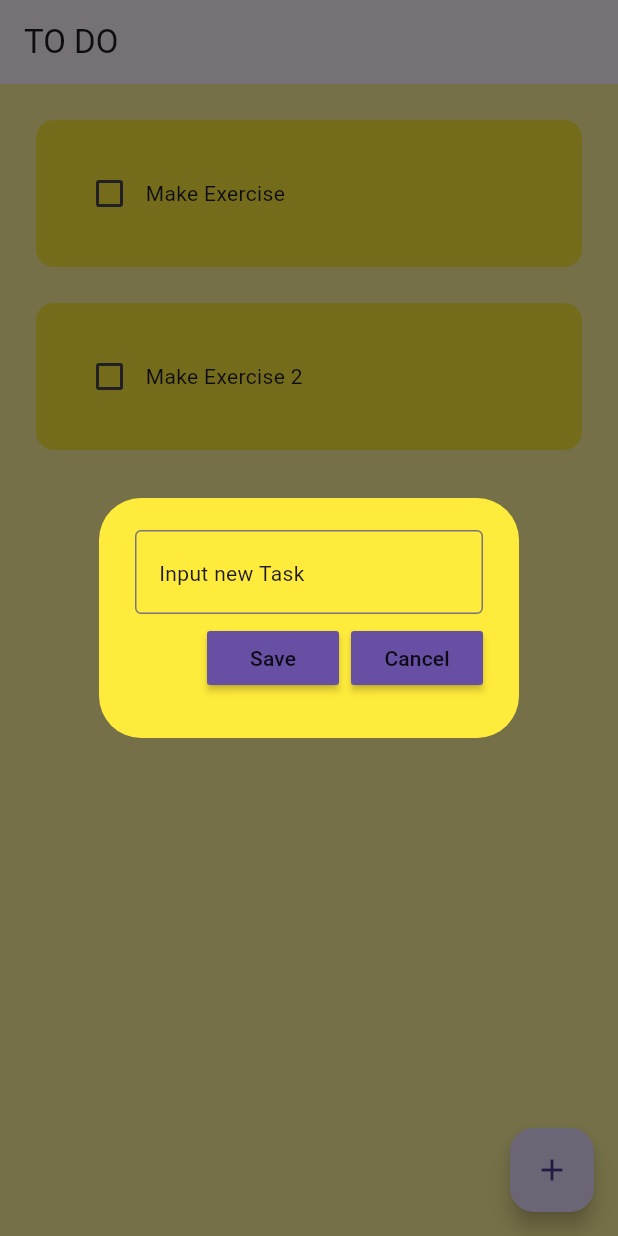
After one commit to Arufiand/emboh-ki-opo-cok-cok, a Flutter app: the screen it shows after launch, after a tap on the "add" icon, on a phone screen of 412 x 824 dp. The commit adds this screen. Run offline on Flutter 3.47's test engine with Material 3 defaults, Android fonts, the phone set to English and light mode, and no system bars.

Commit message:
feat(todoapps): adding new task OK

```diff
--- a/lib/todo_apps/home_page.dart
+++ b/lib/todo_apps/home_page.dart
@@ -1,4 +1,5 @@
 import 'package:flutter/material.dart';
+import 'package:mitch_koko_learning/todo_apps/utils/dialog_box.dart';
 import 'package:mitch_koko_learning/todo_apps/utils/todo_list.dart';
 
 class HomePage extends StatefulWidget {
@@ -14,17 +15,44 @@ class _HomePageState extends State<HomePage> {
     ["Make Exercise 2", false],
   ];
 
+  final _textController = TextEditingController();
+
   void checkBoxChanged(bool? value, int index) {
     setState(() {
       _toDoList[index][1] = !_toDoList[index][1];
     });
   }
 
+  void saveNewTask() {
+    setState(() {
+      _toDoList.add([_textController.text, false]);
+      _textController.clear();
+    });
+    Navigator.of(context).pop();
+  }
+
+  void createNewTask() {
+    showDialog(
+      context: context,
+      builder: (context) {
+        return DialogBox(
+          controller: _textController,
+          onSaved: saveNewTask,
+          onCancel: () => Navigator.of(context).pop(),
+        );
+      },
+    );
+  }
+
   @override
   Widget build(BuildContext context) {
     return Scaffold(
+      backgroundColor: Colors.yellow[200],
       appBar: AppBar(title: Text("TO DO"), elevation: 0),
-      backgroundColor: Colors.yellow[200],
+      floatingActionButton: FloatingActionButton(
+        onPressed: createNewTask,
+        child: Icon(Icons.add),
+      ),
       body: ListView.builder(
         itemCount: _toDoList.length,
         itemBuilder: (context, index) {
--- /dev/null
+++ b/lib/todo_apps/utils/dialog_box.dart
@@ -0,0 +1,48 @@
+// import 'package:flutter/cupertino.dart';
+import 'package:flutter/material.dart';
+import 'package:mitch_koko_learning/todo_apps/utils/my_button_widget.dart';
+
+class DialogBox extends StatelessWidget {
+  final TextEditingController controller;
+  VoidCallback onSaved;
+  VoidCallback onCancel;
+  DialogBox({
+    super.key,
+    required this.controller,
+    required this.onCancel,
+    required this.onSaved,
+  });
+
+  @override
+  Widget build(BuildContext context) {
+    return AlertDialog(
+      backgroundColor: Colors.yellow,
+      content: Container(
+        height: 120,
+        child: Column(
+          mainAxisAlignment: MainAxisAlignment.spaceEvenly,
+          children: [
+            TextField(
+              controller: controller,
+              decoration: InputDecoration(
+                hint: const Text("Input new Task"),
+                border: OutlineInputBorder(),
+              ),
+            ),
+            Row(
+              mainAxisAlignment: MainAxisAlignment.end,
+              children: [
+                MyButtonWidget(onPressed: onSaved, text: "Save"),
+                const SizedBox(width: 8),
+                MyButtonWidget(onPressed: onCancel, text: "Cancel"),
+              ],
+            ),
+          ],
+        ),
+      ),
+    );
+    // return const CupertinoAlertDialog(
+    //
+    // );
+  }
+}
--- /dev/null
+++ b/lib/todo_apps/utils/my_button_widget.dart
@@ -0,0 +1,22 @@
+import 'package:flutter/material.dart';
+
+class MyButtonWidget extends StatelessWidget {
+  final String text;
+
+  final VoidCallback onPressed;
+
+  const MyButtonWidget({
+    super.key,
+    required this.onPressed,
+    required this.text,
+  });
+
+  @override
+  Widget build(BuildContext context) {
+    return MaterialButton(
+      onPressed: onPressed,
+      color: Theme.of(context).primaryColor,
+      child: Text(text),
+    );
+  }
+}
```
